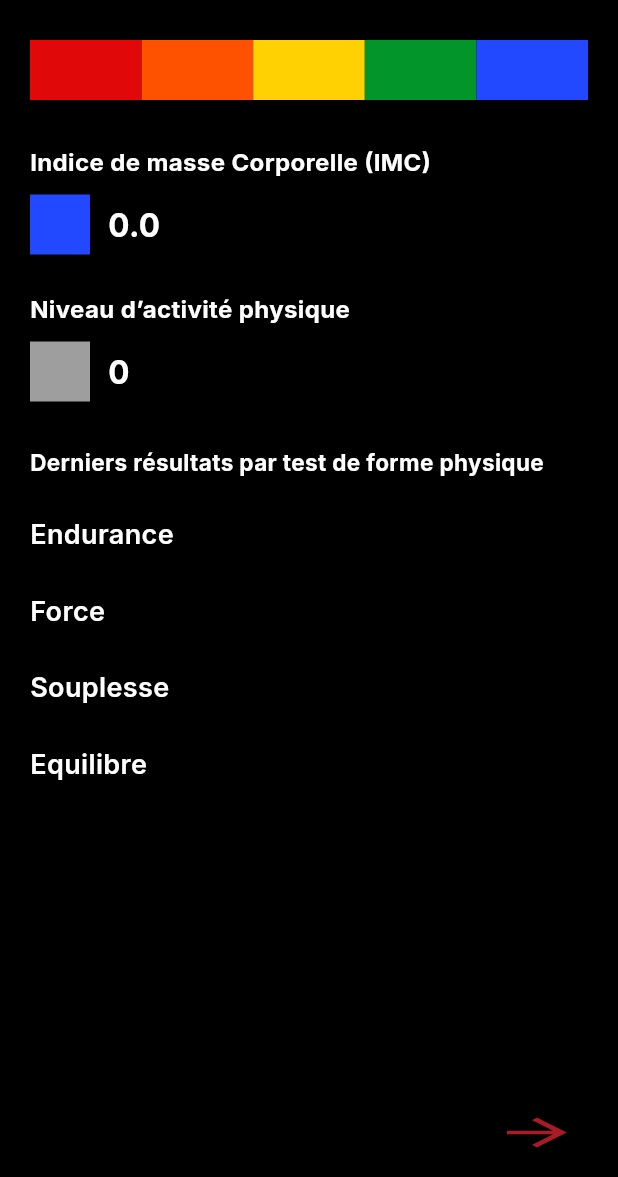
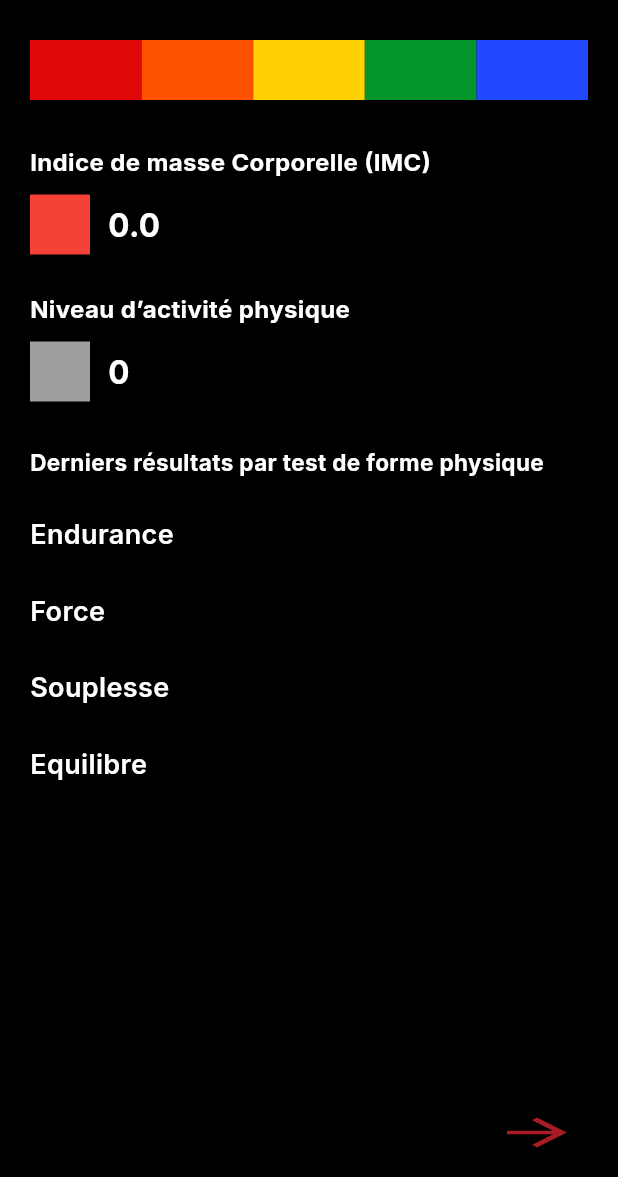
Before and after one commit to mdiop8862/app_sante, a Flutter app: the TestResultPage screen opened directly with empty values, on a phone screen of 412 x 824 dp, the part 59-1236 px from its top. Run offline on Flutter 3.47's test engine with Material 3 defaults, Android fonts, the phone set to English and light mode, and no system bars; our stand-ins replace cloud_firestore, firebase_core, fl_chart, flutter_speed_dial, flutter_svg, get; missing offline and left inert: animated_expandable_fab; accounts and stored records are empty.

Commit message:
affichage dynamique du imc

```diff
--- a/lib/pages/test_result_page.dart
+++ b/lib/pages/test_result_page.dart
@@ -1,5 +1,5 @@
+import 'package:appli_ap_sante/utils/Score_calculator.dart';
 import 'package:appli_ap_sante/utils/colors.dart';
-import 'package:appli_ap_sante/utils/score_calculator.dart';
 import 'package:appli_ap_sante/utils/FirebaseManagement.dart';
 import 'package:flutter/material.dart';
 import 'package:flutter_svg/flutter_svg.dart';
@@ -10,6 +10,7 @@ class TestResultPage extends StatefulWidget {
   final int scorequestionnaire;
   final double imc;
   final String userId;
+
 
   const TestResultPage({
     super.key,
@@ -26,12 +27,23 @@ class _TestResultPageState extends State<TestResultPage> {
   Map<String, Map<String, dynamic>> testResults = {};
   String sexe = '';
   int age = 0;
+  double poids = 0 ;
+  double taille = 0 ;
+
 
   @override
   void initState() {
     super.initState();
     fetchUserData();
   }
+
+  double get imcValue {
+    double t = taille / 100; // cm -> m
+    if (t <= 0 || poids <= 0) return 0;
+    return poids / (t * t);
+  }
+
+
 
   Future<void> fetchUserData() async {
     final result = await getUserTestData(widget.userId);
@@ -40,9 +52,13 @@ class _TestResultPageState extends State<TestResultPage> {
     setState(() {
       sexe = result['sexe'] ?? '';
       age = int.tryParse('${result['age']}') ?? 0;
+      taille = double.tryParse('${result['taille']}') ?? 0;
+      poids = double.tryParse('${result['poids']}') ?? 0;
       testResults = Map<String, Map<String, dynamic>>.from(result['tests']);
     });
   }
+
+
 
   Widget _buildTestScore(String label, int score, String value) {
     return Column(
@@ -169,14 +185,21 @@ class _TestResultPageState extends State<TestResultPage> {
 
     final equilibreWidgets = <Widget>[];
     if (equilibre != null) {
-      final piedDroit = int.tryParse('${equilibre['test_du_flamand_-_pied_droit']?['Test du flamand - pied droit']}');
-      final piedGauche = int.tryParse('${equilibre['test_du_flamand_-_pied_gauche']?['Test du flamand - pied gauche']}');
+      final piedDroit = int.tryParse('${equilibre['test_du_flamand']?['Test du flamand - pied droit']}');
+      final piedGauche = int.tryParse('${equilibre['test_du_flamand']?['Test du flamand - pied gauche']}');
+      int NoteRetenu = 0 ;
 
       if (piedDroit != null && piedGauche != null) {
-        final moyenneTemps = ((piedDroit + piedGauche) / 2).round();
-        // fake score en attendant
-        final  score = 2 ;
-        equilibreWidgets.add(_buildTestScore("Test du flamand", score, '$moyenneTemps s'));
+        if(piedDroit > piedGauche) {
+          NoteRetenu = piedDroit ;
+        }else{
+          NoteRetenu = piedGauche ;
+        }
+
+        final score = calculerScoreTestFlamand(age: age, sexe: sexe, secondes: NoteRetenu) ;
+        //print('votre score est : ${score}') ;
+
+        equilibreWidgets.add(_buildTestScore("Test du flamand", score, '$NoteRetenu s'));
       }
     }
 
@@ -194,14 +217,23 @@ class _TestResultPageState extends State<TestResultPage> {
           const Text('Indice de masse Corporelle (IMC)',
               style: TextStyle(fontWeight: FontWeight.bold, fontSize: 16)),
           const SizedBox(height: 10),
+
           Row(
+
             children: [
-              Container(height: 40, width: 40, color: const Color(0xFF2249FF)),
+              Container(
+                height: 40,
+                width: 40,
+                color: getColorFromScore(imcScore(imcValue)),
+              ),
               const SizedBox(width: 12),
-              Text(widget.imc.toStringAsFixed(1),
-                  style: const TextStyle(fontSize: 21, fontWeight: FontWeight.bold)),
+              Text(
+                  imcValue.toStringAsFixed(1),
+                style: const TextStyle(fontSize: 21, fontWeight: FontWeight.bold),
+              ),
             ],
           ),
+
           const SizedBox(height: 25),
           const Text('Niveau d’activité physique',
               style: TextStyle(fontWeight: FontWeight.bold, fontSize: 16)),
--- a/lib/utils/FirebaseManagement.dart
+++ b/lib/utils/FirebaseManagement.dart
@@ -22,6 +22,7 @@ Future<void> saveFormDataToUserDoc({
 }
 
 
+
 Future<Map<String, dynamic>> getUserTestData(String userId) async {
   final doc = await FirebaseFirestore.instance.collection('users').doc(userId).get();
   if (!doc.exists) return {};
@@ -30,6 +31,8 @@ Future<Map<String, dynamic>> getUserTestData(String userId) async {
   Map<String, dynamic> result = {
     'sexe': data['sexe'],
     'age': data['age'],
+    'poids' : data['poids'] ,
+    'taille' : data['taille'] ,
     'tests': <String, Map<String, dynamic>>{},
   };
 
```
Also changed, not shown: lib/utils/Score_calculator.dart (+100 -0 lines), lib/utils/automatiqueDetection.dart (+12 -8 lines).
